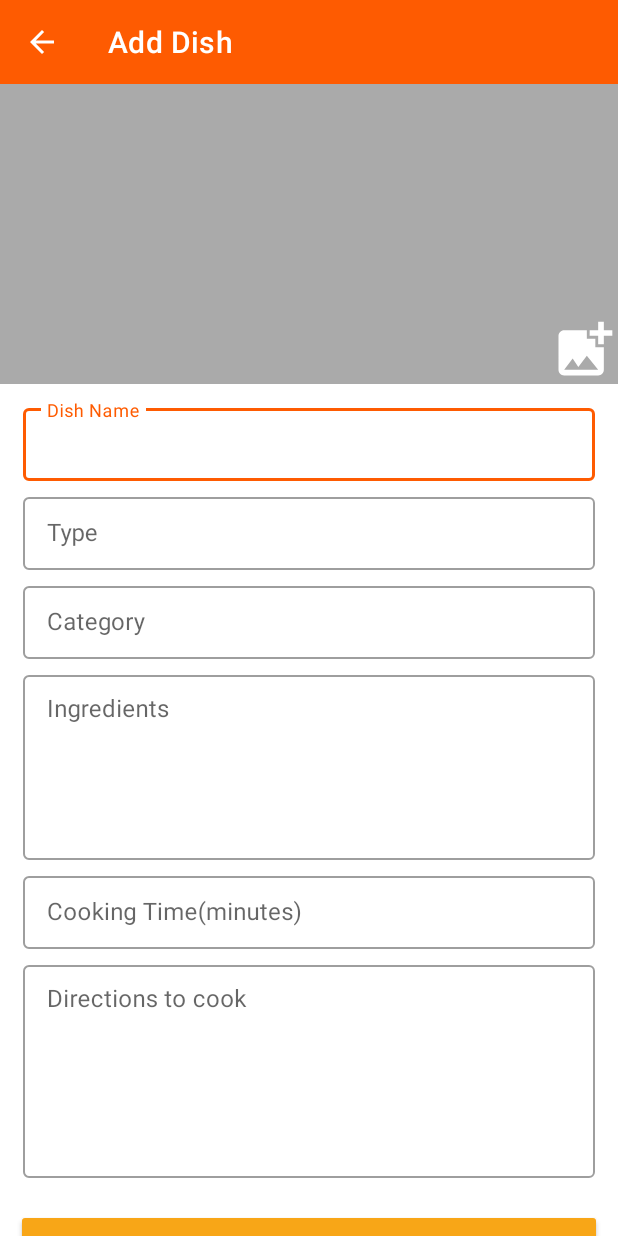
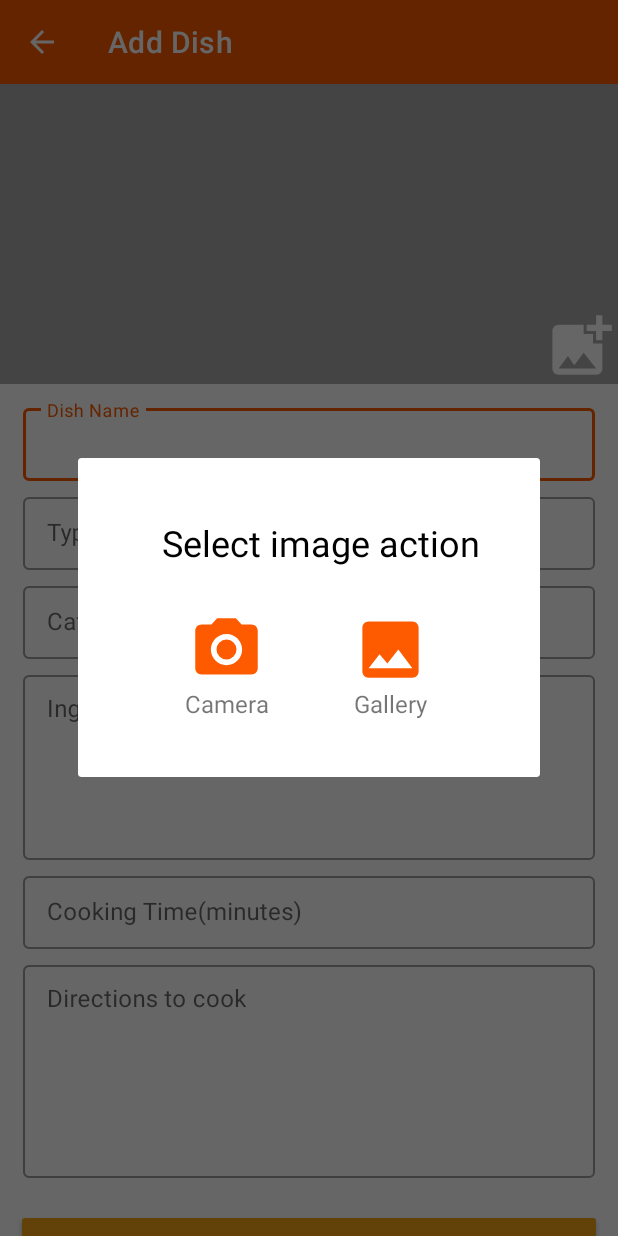
Before and after one commit to X001DEV/Foodies, an Android app: the AddUpdateDishActivity screen opened directly, with no data from a screen before it, after a tap on an icon or button, on a phone screen of 412 x 824 dp. Run offline under Robolectric (Android 15) with nearby library versions, the phone set to English and light mode, and no system bars; our stand-ins replace sdp/ssp sizes; libraries missing offline, so code that uses them is left out: com.blogspot.atifsoftwares; 1 statement that could not run was skipped.

Commit message:
Show dialog on AddUpdateDishActivity.kt

```diff
--- a/app/src/main/java/dev/x001/foodies/view/activities/AddUpdateDishActivity.kt
+++ b/app/src/main/java/dev/x001/foodies/view/activities/AddUpdateDishActivity.kt
@@ -1,5 +1,6 @@
 package dev.x001.foodies.view.activities
 
+import android.app.Dialog
 import androidx.appcompat.app.AppCompatActivity
 import android.os.Bundle
 import android.view.View
@@ -7,6 +8,7 @@ import android.widget.Toast
 import com.blogspot.atifsoftwares.animatoolib.Animatoo
 import dev.x001.foodies.R
 import dev.x001.foodies.databinding.ActivityAddUpdateDishBinding
+import dev.x001.foodies.databinding.DialogImageSelectionBinding
 
 class AddUpdateDishActivity : AppCompatActivity(), View.OnClickListener {
 
@@ -30,9 +32,27 @@ class AddUpdateDishActivity : AppCompatActivity(), View.OnClickListener {
         if (view != null){
             when(view.id){
                 R.id.add_image_imageView -> {
-                    Toast.makeText(this, "Add Image", Toast.LENGTH_SHORT).show()
+                    dialogSelectImage()
                 }
             }
         }
     }
+
+    private fun dialogSelectImage(){
+        val dialog = Dialog(this)
+        val dialogBinding : DialogImageSelectionBinding = DialogImageSelectionBinding.inflate(layoutInflater)
+        dialog.setContentView(dialogBinding.root)
+
+        dialogBinding.cameraLinearLayout.setOnClickListener {
+            Toast.makeText(this, "Camera", Toast.LENGTH_SHORT).show()
+            dialog.dismiss()
+        }
+
+        dialogBinding.galleryLinearLayout.setOnClickListener {
+            Toast.makeText(this, "Gallery", Toast.LENGTH_SHORT).show()
+            dialog.dismiss()
+        }
+
+        dialog.show()
+    }
 }
--- a/app/src/main/res/layout/activity_add_update_dish.xml
+++ b/app/src/main/res/layout/activity_add_update_dish.xml
@@ -54,8 +54,8 @@
 
                 <ImageView
                     android:id="@+id/add_image_imageView"
-                    android:layout_width="@dimen/_35sdp"
-                    android:layout_height="@dimen/_35sdp"
+                    android:layout_width="50dp"
+                    android:layout_height="50dp"
                     android:layout_gravity="end|bottom"
                     app:srcCompat="@drawable/ic_baseline_add_photo_24" />
             </FrameLayout>
--- a/app/src/main/res/layout/dialog_image_selection.xml
+++ b/app/src/main/res/layout/dialog_image_selection.xml
@@ -2,7 +2,8 @@
 <androidx.constraintlayout.widget.ConstraintLayout xmlns:android="http://schemas.android.com/apk/res/android"
     xmlns:app="http://schemas.android.com/apk/res-auto"
     xmlns:tools="http://schemas.android.com/tools"
-    android:paddingVertical="16dp"
+    android:paddingHorizontal="40dp"
+    android:paddingVertical="24dp"
     android:layout_width="match_parent"
     android:layout_height="wrap_content">
 
@@ -14,7 +15,7 @@
         android:layout_marginTop="16dp"
         android:text="Select image action"
         android:textColor="@color/black"
-        android:textSize="@dimen/_16sdp"
+        android:textSize="24sp"
         app:layout_constraintStart_toStartOf="parent"
         app:layout_constraintTop_toTopOf="parent" />
 
@@ -40,7 +41,7 @@
             android:layout_width="wrap_content"
             android:layout_height="wrap_content"
             android:text="Camera"
-            android:textSize="@dimen/_16sdp" />
+            android:textSize="16sp" />
 
     </LinearLayout>
 
@@ -64,7 +65,7 @@
             android:layout_width="wrap_content"
             android:layout_height="wrap_content"
             android:text="Gallery"
-            android:textSize="@dimen/_16sdp"/>
+            android:textSize="16sp"/>
 
 
     </LinearLayout>
```
